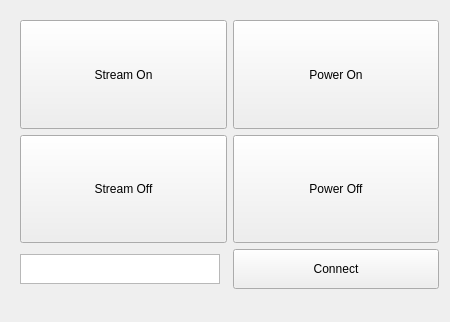
Before: the Qt Designer form mainwindow.ui in DephyInc/plan_network_interface, drawn with Qt 5.
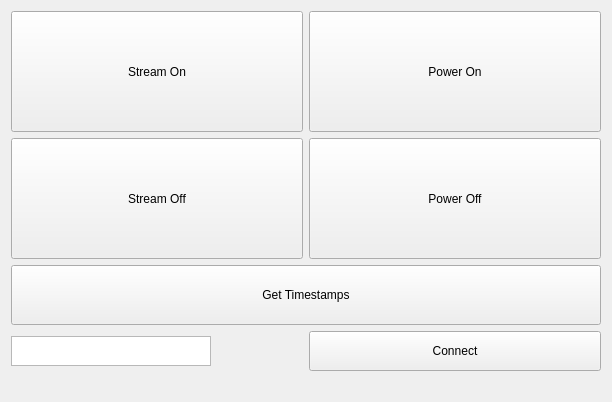
After: the same form once the commit is applied.

```diff
--- a/mainwindow.ui
+++ b/mainwindow.ui
@@ -6,37 +6,27 @@
    <rect>
     <x>0</x>
     <y>0</y>
-    <width>450</width>
-    <height>322</height>
+    <width>612</width>
+    <height>402</height>
    </rect>
   </property>
   <property name="windowTitle">
    <string>MainWindow</string>
   </property>
   <widget class="QWidget" name="centralWidget">
-   <widget class="QWidget" name="gridLayoutWidget">
-    <property name="geometry">
-     <rect>
-      <x>9</x>
-      <y>9</y>
-      <width>441</width>
-      <height>311</height>
-     </rect>
-    </property>
+   <layout class="QGridLayout" name="gridLayout_2">
+    <item row="0" column="0">
     <layout class="QGridLayout" name="gridLayout">
-     <property name="sizeConstraint">
-      <enum>QLayout::SetNoConstraint</enum>
-     </property>
-     <item row="0" column="0">
-      <widget class="QPushButton" name="pushButton">
+      <item row="0" column="1">
+       <widget class="QPushButton" name="pushButton_3">
        <property name="sizePolicy">
-        <sizepolicy hsizetype="MinimumExpanding" vsizetype="MinimumExpanding">
+         <sizepolicy hsizetype="Expanding" vsizetype="MinimumExpanding">
          <horstretch>0</horstretch>
-         <verstretch>0</verstretch>
+          <verstretch>2</verstretch>
         </sizepolicy>
        </property>
        <property name="text">
-        <string>Stream On</string>
+         <string>Power On</string>
        </property>
       </widget>
      </item>
@@ -53,20 +43,7 @@
        </property>
       </widget>
      </item>
-     <item row="1" column="2">
-      <widget class="QPushButton" name="pushButton_4">
-       <property name="sizePolicy">
-        <sizepolicy hsizetype="MinimumExpanding" vsizetype="MinimumExpanding">
-         <horstretch>0</horstretch>
-         <verstretch>0</verstretch>
-        </sizepolicy>
-       </property>
-       <property name="text">
-        <string>Power Off</string>
-       </property>
-      </widget>
-     </item>
-     <item row="2" column="2">
+      <item row="3" column="1">
       <widget class="QPushButton" name="pushButton_5">
        <property name="minimumSize">
         <size>
@@ -79,20 +56,7 @@
        </property>
       </widget>
      </item>
-     <item row="0" column="2">
-      <widget class="QPushButton" name="pushButton_3">
-       <property name="sizePolicy">
-        <sizepolicy hsizetype="Expanding" vsizetype="MinimumExpanding">
-         <horstretch>0</horstretch>
-         <verstretch>0</verstretch>
-        </sizepolicy>
-       </property>
-       <property name="text">
-        <string>Power On</string>
-       </property>
-      </widget>
-     </item>
-     <item row="2" column="0">
+      <item row="3" column="0">
       <widget class="QTextEdit" name="textEdit">
        <property name="sizePolicy">
         <sizepolicy hsizetype="Fixed" vsizetype="Fixed">
@@ -108,15 +72,55 @@
        </property>
       </widget>
      </item>
-     <item row="3" column="2">
+      <item row="1" column="1">
+       <widget class="QPushButton" name="pushButton_4">
+        <property name="sizePolicy">
+         <sizepolicy hsizetype="MinimumExpanding" vsizetype="MinimumExpanding">
+          <horstretch>0</horstretch>
+          <verstretch>2</verstretch>
+         </sizepolicy>
+        </property>
+        <property name="text">
+         <string>Power Off</string>
+        </property>
+       </widget>
+      </item>
+      <item row="4" column="1">
       <widget class="QLabel" name="label">
        <property name="text">
         <string/>
        </property>
       </widget>
      </item>
-    </layout>
-   </widget>
+      <item row="0" column="0">
+       <widget class="QPushButton" name="pushButton">
+        <property name="sizePolicy">
+         <sizepolicy hsizetype="MinimumExpanding" vsizetype="MinimumExpanding">
+          <horstretch>0</horstretch>
+          <verstretch>0</verstretch>
+         </sizepolicy>
+        </property>
+        <property name="text">
+         <string>Stream On</string>
+        </property>
+       </widget>
+      </item>
+      <item row="2" column="0" colspan="2">
+       <widget class="QPushButton" name="pushButton_6">
+        <property name="sizePolicy">
+         <sizepolicy hsizetype="MinimumExpanding" vsizetype="MinimumExpanding">
+          <horstretch>0</horstretch>
+          <verstretch>1</verstretch>
+         </sizepolicy>
+        </property>
+        <property name="text">
+         <string>Get Timestamps</string>
+        </property>
+       </widget>
+      </item>
+     </layout>
+    </item>
+   </layout>
   </widget>
  </widget>
  <layoutdefault spacing="6" margin="11"/>
```
Lines whose indentation alone changed are shown as unchanged.
